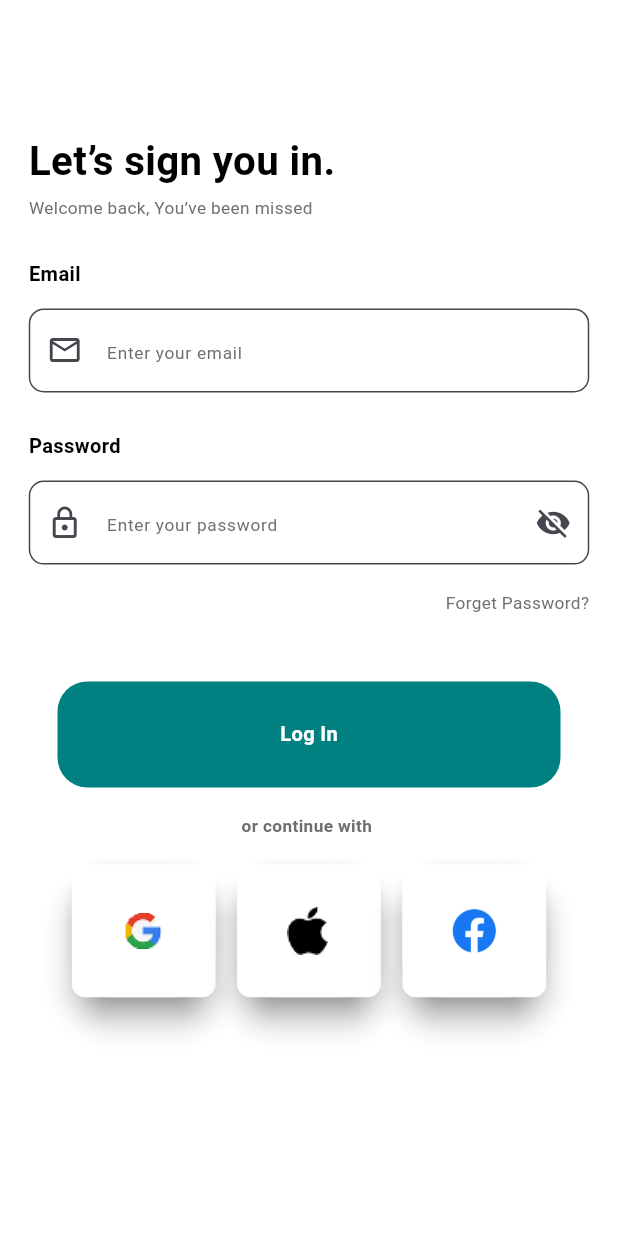
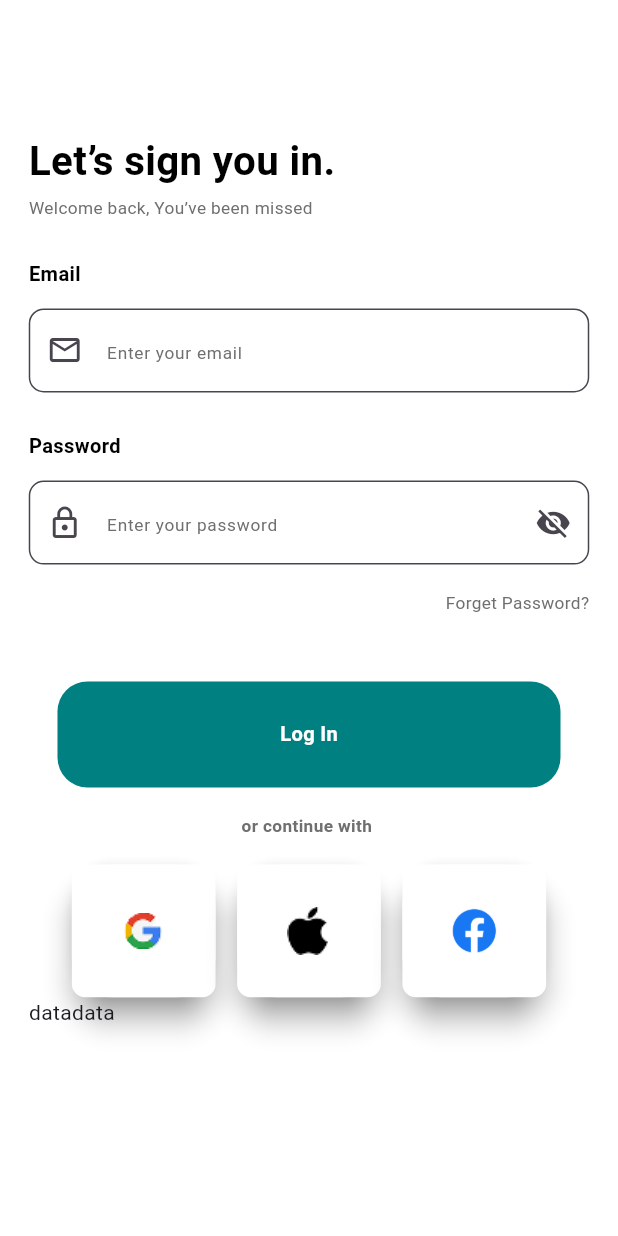
Before and after one commit to Mareamkhaled/final_project_bootcamp, a Flutter app: the LogInView screen opened by its route, on a phone screen of 412 x 824 dp. Run offline on Flutter 3.47's test engine with Material 3 defaults, Android fonts, the phone set to English and light mode, and no system bars; our stand-ins replace animate_do, dio, flutter_bloc, flutter_hooks, flutter_screenutil, gap and 2 more; missing offline and left inert: gif_view; Roboto replaces fonts that are missing (Lemonada).

Commit message:
edit login

```diff
--- a/lib/features/login/ui/views/login_view.dart
+++ b/lib/features/login/ui/views/login_view.dart
@@ -108,6 +108,12 @@ class LogInView extends StatelessWidget {
                     MyContainer(img: Assets.assetsImagesFaceBookPng)
                   ],
                 ),
+                Row(
+                  children: [
+                    Text("data"),
+                    Text("data"),
+                  ],
+                )
               ],
             ),
           )));
```
